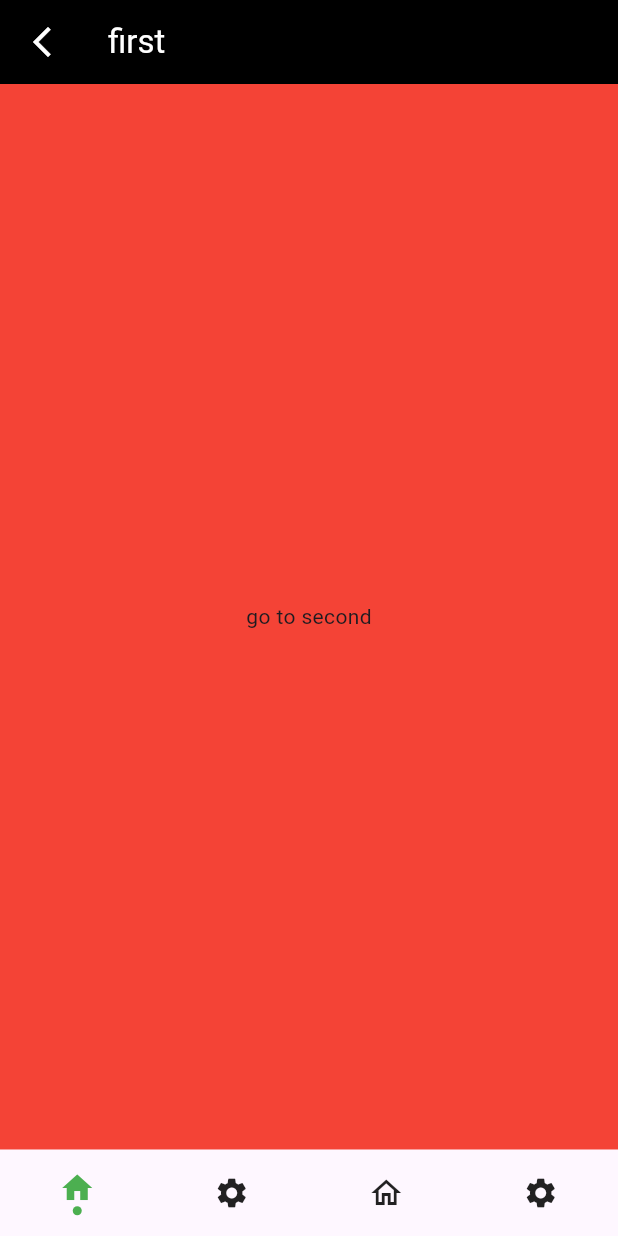
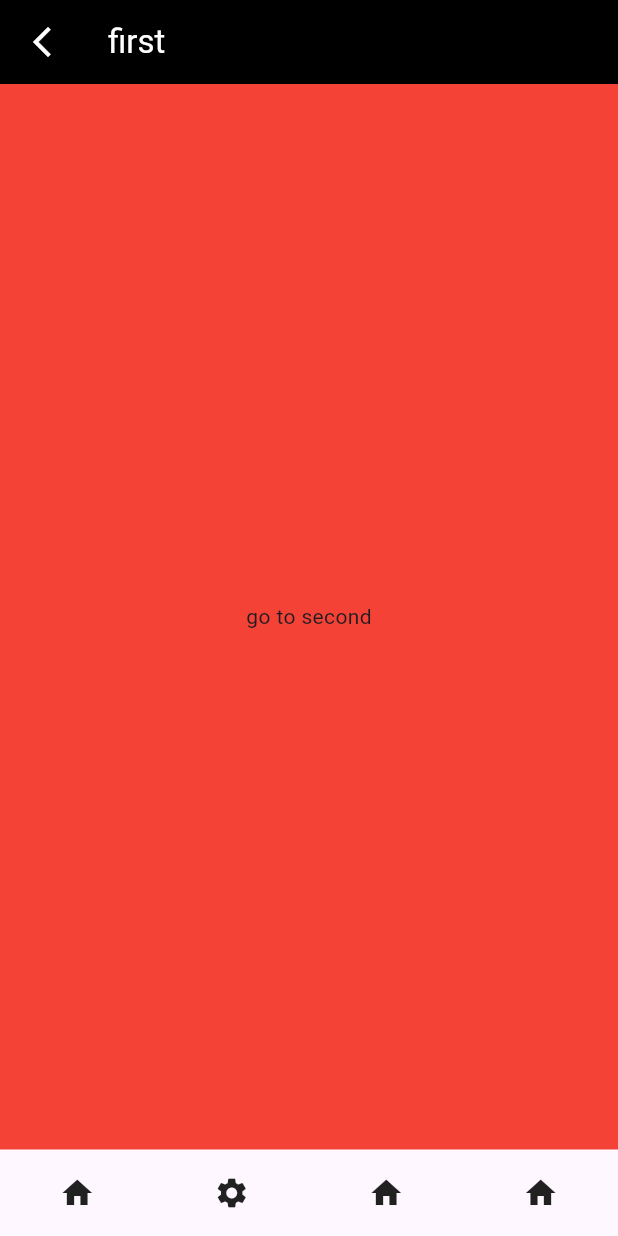
Before and after one commit to Mateo-David/myfirstpackage, a Flutter app: the screen it shows after launch, on a phone screen of 412 x 824 dp. Run offline on Flutter 3.47's test engine with Material 3 defaults, Android fonts, the phone set to English and light mode, and no system bars; our stand-ins replace get.

Commit message:
new commit

```diff
--- a/lib/main.dart
+++ b/lib/main.dart
@@ -1,6 +1,7 @@
 import 'package:flutter/material.dart';
 import 'package:myfirstpackage/first.dart';
 import 'package:myfirstpackage/home.dart';
+import 'package:myfirstpackage/tesing.dart';
 
 void main() {
   runApp(const MyApp());
@@ -17,6 +18,6 @@
           colorScheme: ColorScheme.fromSeed(seedColor: Colors.deepPurple),
           useMaterial3: true,
         ),
-        home: Home());
+        home: Testing());
   }
 }
--- /dev/null
+++ b/lib/tesing.dart
@@ -0,0 +1,52 @@
+import 'package:flutter/material.dart';
+import 'package:myfirstpackage/dot_navigatio_bar_item.dart';
+import 'package:myfirstpackage/dot_navigation_bar.dart';
+import 'package:myfirstpackage/first.dart';
+import 'package:myfirstpackage/seconds.dart';
+
+class Testing extends StatefulWidget {
+  const Testing({super.key});
+
+  @override
+  State<Testing> createState() => _TestingState();
+}
+
+class _TestingState extends State<Testing> {
+  int currentIndex = 0;
+  final screen = [
+    First(),
+    second(),
+    First(),
+    second(),
+  ];
+  @override
+  Widget build(BuildContext context) {
+    return Scaffold(
+        body: screen[currentIndex],
+        bottomNavigationBar: DotBottomNavigationBar(
+            onTap: (index) {
+              setState(
+                () {
+                  currentIndex = index;
+                },
+              );
+            },
+            items: [
+              DotBottomNavigationBarItem(icon: const Icon(Icons.home)),
+              DotBottomNavigationBarItem(icon: const Icon(Icons.settings)),
+              DotBottomNavigationBarItem(icon: const Icon(Icons.home)),
+              DotBottomNavigationBarItem(icon: const Icon(Icons.home)),
+              // DotBottomNavigationBarItem(icon: const Icon(Icons.home)),
+              // DotBottomNavigationBarItem(icon: const Icon(Icons.home)),
+              // DotBottomNavigationBarItem(icon: const Icon(Icons.home)),
+              // DotBottomNavigationBarItem(icon: const Icon(Icons.home)),
+              // DotBottomNavigationBarItem(icon: const Icon(Icons.home)),
+              // DotBottomNavigationBarItem(icon: const Icon(Icons.home)),
+              // DotBottomNavigationBarItem(icon: const Icon(Icons.home)),
+              // DotBottomNavigationBarItem(icon: const Icon(Icons.home)),
+              // DotBottomNavigationBarItem(icon: const Icon(Icons.home)),
+              // DotBottomNavigationBarItem(icon: const Icon(Icons.home))
+            ],
+            currentIndex: currentIndex));
+  }
+}
```
